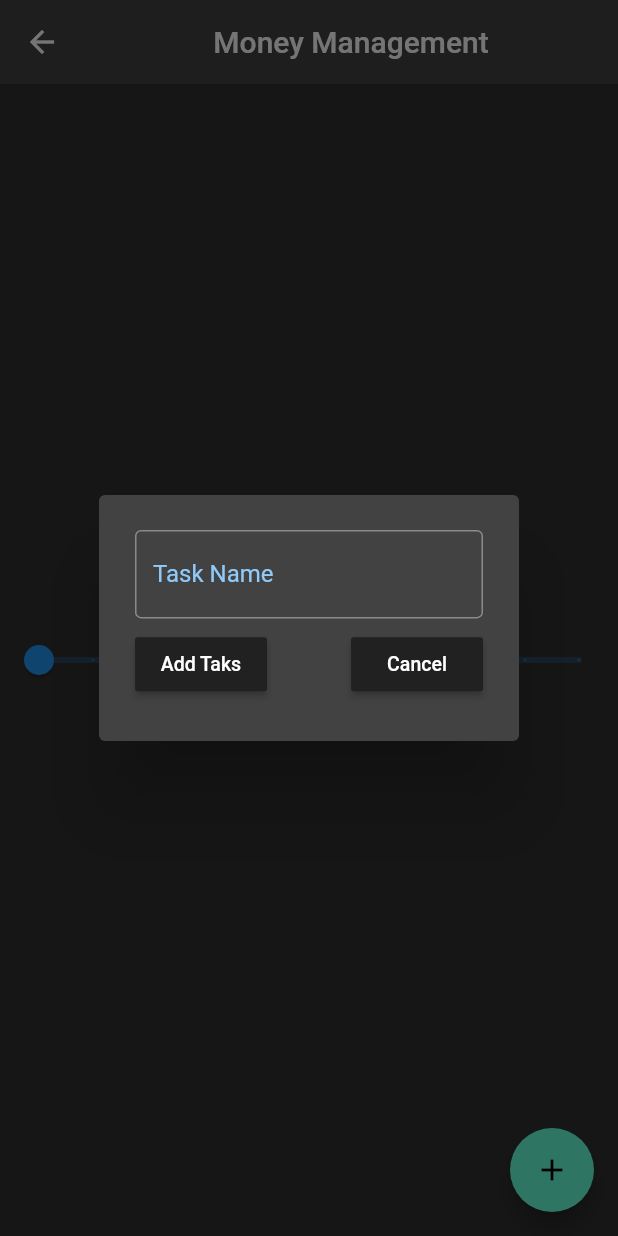
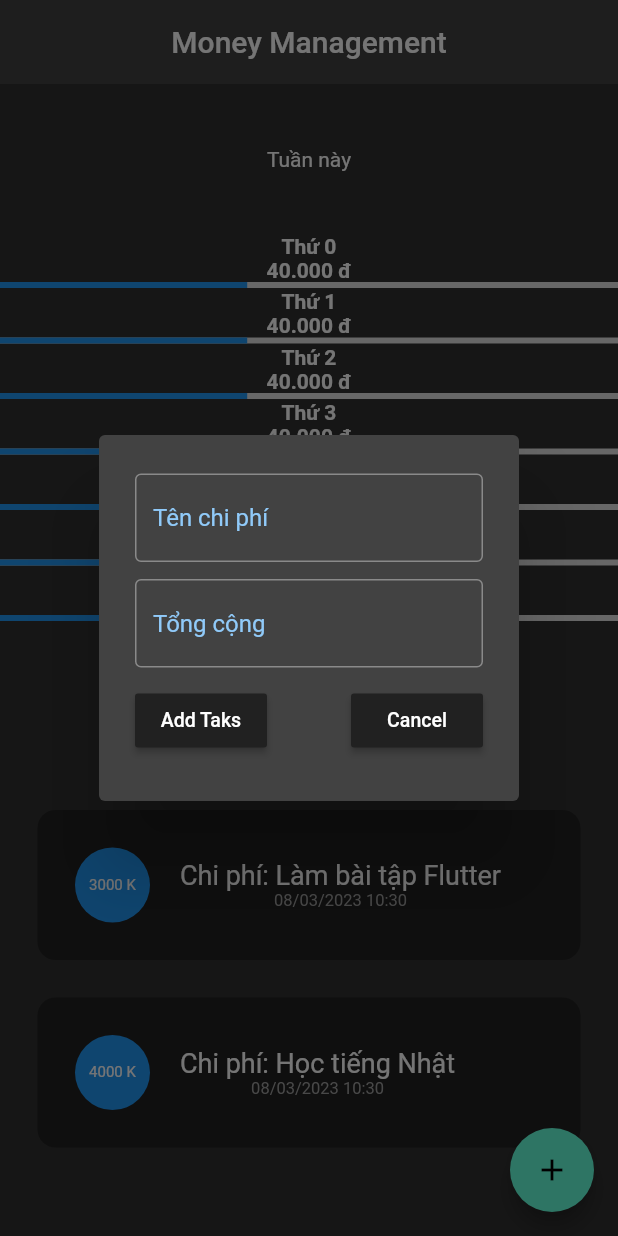
Before and after one commit to Minhcv/money_management_app, a Flutter app: the HomeScreenPage screen opened directly, after a tap on the "add" icon, on a phone screen of 412 x 824 dp. Run offline on Flutter 3.47's test engine with Material 2 defaults, Android fonts, the phone set to English and light mode, and no system bars; drawn by our look-alikes of flutter_slidable; our stand-ins replace google_fonts.

Commit message:
init project

```diff
--- a/lib/model/item.dart
+++ b/lib/model/item.dart
@@ -1,6 +1,7 @@
 class Item {
   final String title;
-  bool completed = false;
+  final int money;
+  final DateTime dateCreated;
 
-  Item(this.title, this.completed);
+  Item(this.title, this.money, this.dateCreated);
 }
--- a/lib/screens/home_screen_page.dart
+++ b/lib/screens/home_screen_page.dart
@@ -1,9 +1,9 @@
 import 'package:flutter/material.dart';
 import 'package:money_management_app/widgets/item_usage.dart';
+import 'package:money_management_app/widgets/poll_option.dart';
 
 import '../model/item.dart';
 import '../widgets/dialog_box.dart';
-import '../widgets/vote_bar.dart';
 
 class HomeScreenPage extends StatefulWidget {
   const HomeScreenPage({Key? key}) : super(key: key);
@@ -13,27 +13,25 @@ class HomeScreenPage extends StatefulWidget {
 }
 
 class _HomeScreenPageState extends State<HomeScreenPage> {
-  final TextEditingController _controller = TextEditingController();
+  final TextEditingController _title = TextEditingController();
+  final TextEditingController _money = TextEditingController();
+  final DateTime _dateCreate = DateTime.now();
 
   List<Item> itemList = [
-    Item('Làm bài tập Flutter', false),
-    Item('Học tiếng Nhật', false),
+    Item('Làm bài tập Flutter', 3000, DateTime.now()),
+    Item('Học tiếng Nhật', 4000, DateTime.now()),
   ];
-
-  void checkBoxChange({required bool? value, required int index}) {
-    setState(() {
-      itemList[index].completed = !itemList[index].completed;
-    });
-  }
 
   void saveNewTask() {
     {
       setState(() {
         itemList.add(Item(
-          _controller.text,
-          false,
+          _title.text,
+          int.parse(_money.text),
+          DateTime.now(),
         ));
-        _controller.clear();
+        _title.clear();
+        _money.clear();
         Navigator.of(context).pop();
       });
     }
@@ -41,7 +39,8 @@ class _HomeScreenPageState extends State<HomeScreenPage> {
 
   void cancelNewTask() {
     {
-      _controller.clear();
+      _title.clear();
+      _money.clear();
       Navigator.of(context).pop();
     }
   }
@@ -50,7 +49,8 @@ class _HomeScreenPageState extends State<HomeScreenPage> {
     showDialog(
       context: context,
       builder: (context) => DialogBox(
-        controller: _controller,
+        title: _title,
+        money: _money,
         onSave: saveNewTask,
         onCancel: cancelNewTask,
       ),
@@ -60,14 +60,6 @@ class _HomeScreenPageState extends State<HomeScreenPage> {
   void deleteTask(int index) {
     setState(() {
       itemList.removeAt(index);
-    });
-  }
-
-  double _voteValue = 0;
-
-  void _handleVoteChanged(double value) {
-    setState(() {
-      _voteValue = value;
     });
   }
 
@@ -85,26 +77,51 @@ class _HomeScreenPageState extends State<HomeScreenPage> {
           onPressed: addNewTask,
           child: const Icon(Icons.add),
         ),
-        body: Center(
-          // child: ListView.builder(
-          //   itemCount: itemList.length,
-          //   itemBuilder: (context, index) {
-          //     return ItemUsage(
-          //       taskName: itemList[index].title,
-          //       isComplated: itemList[index].completed,
-          //       onChange: (value) {
-          //         checkBoxChange(index: index, value: value);
-          //       },
-          //       deleteFunction: (ctx) {
-          //         deleteTask(index);
-          //       },
-          //     );
-          //   },
-          // ),
-          child: VoteBar(
-            value: _voteValue,
-            onChanged: _handleVoteChanged,
+        body: CustomScrollView(slivers: [
+          SliverToBoxAdapter(
+            child: Container(
+              height: 100.0,
+              child: Center(
+                child: Text('Tuần này'),
+              ),
+            ),
           ),
-        ));
+          SliverList(
+            delegate: SliverChildBuilderDelegate(
+              (BuildContext context, int index) {
+                return PollOption(
+                  backgroundColor: Colors.grey[300]!,
+                  foregroundColor: Colors.blue,
+                  optionText: 'Thứ $index',
+                  percent: 40,
+                );
+              },
+              childCount: 7,
+            ),
+          ),
+          SliverToBoxAdapter(
+            child: Container(
+              height: 100.0,
+              child: Center(
+                child: Text('Lịch sử tiêu sài'),
+              ),
+            ),
+          ),
+          SliverList(
+            delegate: SliverChildBuilderDelegate(
+              (BuildContext context, int index) {
+                return ItemUsage(
+                  title: itemList[index].title,
+                  money: itemList[index].money,
+                  dateCreated: itemList[index].dateCreated,
+                  deleteFunction: (ctx) {
+                    deleteTask(index);
+                  },
+                );
+              },
+              childCount: itemList.length,
+            ),
+          ),
+        ]));
   }
 }
--- a/lib/widgets/dialog_box.dart
+++ b/lib/widgets/dialog_box.dart
@@ -1,4 +1,5 @@
 import 'package:flutter/material.dart';
+import 'package:flutter/services.dart';
 import 'package:google_fonts/google_fonts.dart';
 
 import 'custom_button.dart';
@@ -6,10 +7,12 @@ import 'custom_button.dart';
 class DialogBox extends StatelessWidget {
   const DialogBox(
       {super.key,
-      required this.controller,
+      required this.title,
+      required this.money,
       required this.onSave,
       required this.onCancel});
-  final TextEditingController controller;
+  final TextEditingController title;
+  final TextEditingController money;
   final VoidCallback onSave;
   final VoidCallback onCancel;
   @override
@@ -17,14 +20,27 @@ class DialogBox extends StatelessWidget {
     return AlertDialog(
       // backgroundColor: Colors.purple[400],
       content: SizedBox(
-        height: 120,
+        height: 200,
         child: Column(
           mainAxisAlignment: MainAxisAlignment.spaceAround,
           children: [
             TextField(
-              controller: controller,
+              controller: title,
               decoration: InputDecoration(
-                hintText: "Task Name",
+                hintText: "Tên chi phí",
+                hintStyle: GoogleFonts.roboto(color: Colors.blue[200]),
+                border: const OutlineInputBorder(),
+              ),
+              style: GoogleFonts.roboto(color: Colors.blue),
+            ),
+            TextField(
+              controller: money,
+              keyboardType: TextInputType.number,
+              inputFormatters: <TextInputFormatter>[
+                FilteringTextInputFormatter.digitsOnly
+              ],
+              decoration: InputDecoration(
+                hintText: "Tổng cộng",
                 hintStyle: GoogleFonts.roboto(color: Colors.blue[200]),
                 border: const OutlineInputBorder(),
               ),
@@ -37,15 +53,18 @@ class DialogBox extends StatelessWidget {
                   text: 'Add Taks',
                   onClick: onSave,
                 ),
-                // const SizedBox(
-                //   width: 5,
-                // ),
                 CustomButton(
                   text: 'Cancel',
                   onClick: onCancel,
                 ),
               ],
-            )
+            ),
+            // Text('Selected Date: ${dateCreate.toString()}'),
+            // SizedBox(height: 20.0),
+            // FloatingActionButton(
+            //   onPressed: () => {dateCreate = context as DateRangePickerDialog},
+            //   child: Text('Select date'),
+            // ),
           ],
         ),
       ),
--- a/lib/widgets/item_usage.dart
+++ b/lib/widgets/item_usage.dart
@@ -1,18 +1,19 @@
 import 'package:flutter/material.dart';
 import 'package:flutter_slidable/flutter_slidable.dart';
 import 'package:google_fonts/google_fonts.dart';
+import 'package:intl/intl.dart';
 
 class ItemUsage extends StatelessWidget {
-  final String taskName;
-  final bool isComplated;
-  final Function(bool?)? onChange;
+  final String title;
+  final int money;
+  final DateTime dateCreated;
   final Function(BuildContext)? deleteFunction;
 
   const ItemUsage(
       {super.key,
-      required this.taskName,
-      required this.isComplated,
-      required this.onChange,
+      required this.title,
+      required this.money,
+      required this.dateCreated,
       required this.deleteFunction});
 
   @override
@@ -39,23 +40,40 @@ class ItemUsage extends StatelessWidget {
           ),
           child: Row(
             children: [
-              Checkbox(
-                  checkColor: Colors.white,
-                  value: isComplated,
-                  onChanged: onChange),
-              const SizedBox(
-                width: 10,
-              ),
-              Text(
-                taskName,
-                style: GoogleFonts.roboto(
-                  color: Colors.white,
-                  fontWeight: isComplated ? FontWeight.bold : FontWeight.normal,
-                  fontSize: 18,
-                  // decoration: isComplated
-                  //     ? TextDecoration.lineThrough
-                  //     : TextDecoration.none,
-                ),
+              Container(
+                  width: 50,
+                  height: 50,
+                  margin: const EdgeInsets.only(right: 20.0),
+                  decoration: BoxDecoration(
+                    color: Colors.blue,
+                    borderRadius: BorderRadius.circular(100),
+                  ),
+                  child: Center(
+                    child: Text(
+                      '$money K',
+                      style: GoogleFonts.roboto(
+                        color: Colors.white,
+                        fontSize: 10,
+                      ),
+                    ),
+                  )),
+              Column(
+                children: [
+                  Text(
+                    'Chi phí: $title',
+                    style: GoogleFonts.roboto(
+                      color: Colors.white,
+                      fontSize: 18,
+                    ),
+                  ),
+                  Text(
+                    DateFormat('dd/MM/yyyy HH:mm').format(dateCreated),
+                    style: GoogleFonts.roboto(
+                      color: Colors.grey,
+                      fontSize: 11,
+                    ),
+                  ),
+                ],
               ),
             ],
           ),
--- a/lib/widgets/poll_option.dart
+++ b/lib/widgets/poll_option.dart
@@ -17,18 +17,18 @@ class PollOption extends StatelessWidget {
   Widget build(BuildContext context) {
     return Column(
       children: [
-        Row(
+        Column(
           mainAxisAlignment: MainAxisAlignment.spaceBetween,
           children: [
             Text(
               optionText,
-              style: TextStyle(
+              style: const TextStyle(
                 fontWeight: FontWeight.bold,
               ),
             ),
             Text(
-              '${percent.toStringAsFixed(2)}%',
-              style: TextStyle(
+              '${percent.toStringAsFixed(3)} đ',
+              style: const TextStyle(
                 fontWeight: FontWeight.bold,
               ),
             ),
@@ -39,7 +39,7 @@ class PollOption extends StatelessWidget {
           backgroundColor: backgroundColor,
           valueColor: AlwaysStoppedAnimation<Color>(foregroundColor),
         ),
-        SizedBox(height: 10),
+        SizedBox(height: 1),
       ],
     );
   }
--- a/pubspec.yaml
+++ b/pubspec.yaml
@@ -37,6 +37,7 @@ dependencies:
   # The following adds the Cupertino Icons font to your application.
   # Use with the CupertinoIcons class for iOS style icons.
   cupertino_icons: ^1.0.2
+  intl: ^0.18.0
 
 dev_dependencies:
   flutter_test:
```
Also changed, not shown: lib/main.dart (+90 -36 lines), pubspec.lock.
